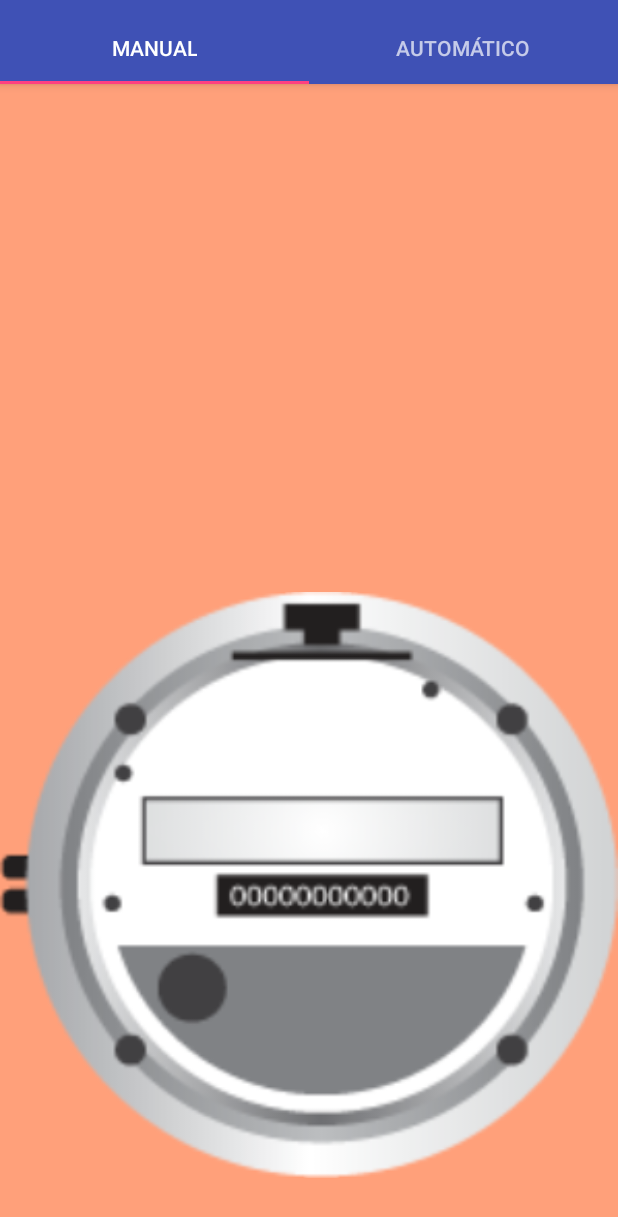
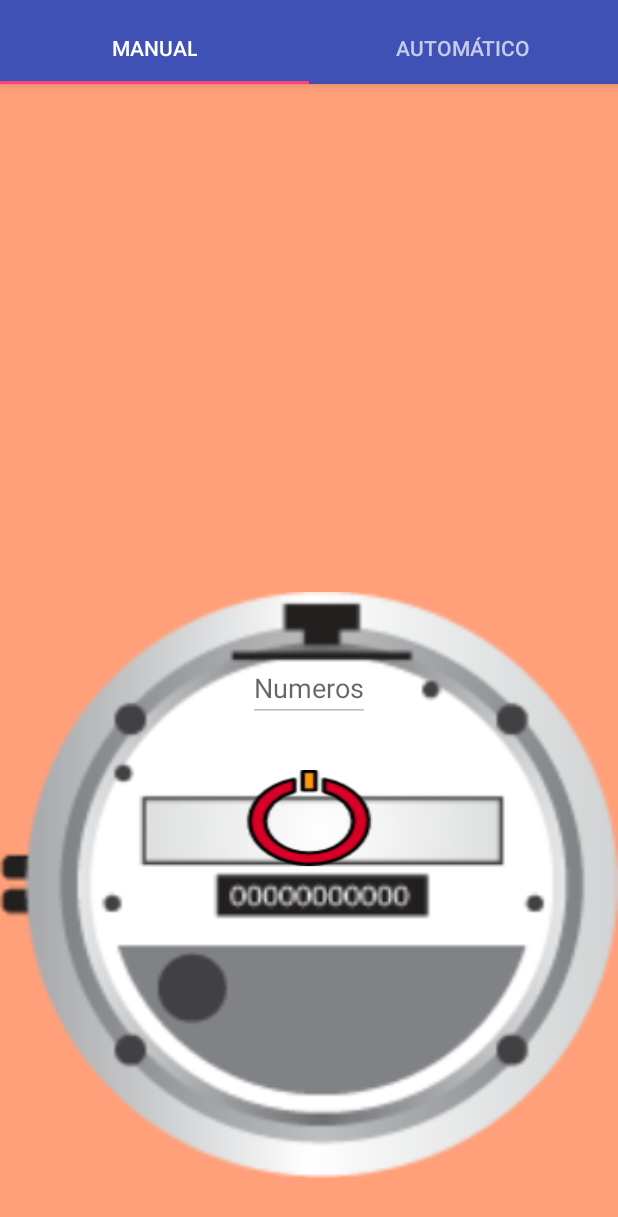
Before and after one commit to Hellogark/ControlDeAgua, an Android app: the screen it shows after launch (control), after a tap on an icon or button, on a phone screen of 412 x 824 dp. Shown: the top 1217 px of the screen. Run offline under Robolectric (Android 15) with nearby library versions, the phone set to English and light mode, and no system bars; libraries missing offline, so code that uses them is left out: com.michaelmuenzer.android.

Commit message:
Modificación de medidor he icono de manual, pero algo no me convence

```diff
--- a/app/src/main/java/com/example/edmol/webview/coloresItem.java
+++ b/app/src/main/java/com/example/edmol/webview/coloresItem.java
@@ -3,6 +3,7 @@ package com.example.edmol.webview;
 public class coloresItem {
     private String mColoresNombre;
     private int mColoresImg;
+    String fondoSeleccionado = "";
 
     public coloresItem(String coloresNombre, int coloresImg){
         mColoresNombre = coloresNombre;
--- a/app/src/main/java/com/example/edmol/webview/tab2Automatico.java
+++ b/app/src/main/java/com/example/edmol/webview/tab2Automatico.java
@@ -2,13 +2,16 @@ package com.example.edmol.webview;
 
 import android.app.Activity;
 import android.content.Intent;
+import android.opengl.Visibility;
 import android.os.Bundle;
 import android.support.v4.app.Fragment;
 import android.view.LayoutInflater;
 import android.view.View;
 import android.view.ViewGroup;
 import android.widget.Button;
+import android.widget.EditText;
 import android.widget.RadioButton;
+import android.widget.RadioGroup;
 import android.widget.RelativeLayout;
 import android.widget.TextView;
 
@@ -19,12 +22,38 @@ import org.w3c.dom.Text;
 public class tab2Automatico extends Fragment {
     RelativeLayout display2;
     String fondoActual;
+    RadioGroup medidas;
+    EditText litros, cubicos, galones;
 
     @Override
     public View onCreateView(LayoutInflater inflater, ViewGroup container, Bundle savedInstanceState) {
         View v = inflater.inflate(R.layout.tab2automatico, container, false);
         display2 = (RelativeLayout) v.findViewById(R.id.Fondo);
+        medidas = (RadioGroup) v.findViewById(R.id.rgMedidas);
+        litros = (EditText) v.findViewById(R.id.etLitros);
+        galones = (EditText) v.findViewById(R.id.etGalones);
+        cubicos = (EditText) v.findViewById(R.id.etCubicos);
         return v;
+
+        /*switch (medidas.getCheckedRadioButtonId()){
+            case R.id.rbLitros:
+                litros.setVisibility(View.VISIBLE);
+                galones.setVisibility(View.INVISIBLE);
+                cubicos.setVisibility(View.INVISIBLE);
+                break;
+
+            case R.id.rbGalones:
+                litros.setVisibility(View.INVISIBLE);
+                galones.setVisibility(View.VISIBLE);
+                cubicos.setVisibility(View.INVISIBLE);
+                break;
+
+            case R.id.rbCubicos:
+                litros.setVisibility(View.INVISIBLE);
+                galones.setVisibility(View.INVISIBLE);
+                cubicos.setVisibility(View.VISIBLE);
+                break;
+        }*/
     }
 
     @Override
--- a/app/src/main/res/layout/activity_control.xml
+++ b/app/src/main/res/layout/activity_control.xml
@@ -1,6 +1,5 @@
 <?xml version="1.0" encoding="utf-8"?>
-<android.support.design.widget.CoordinatorLayout
-    xmlns:android="http://schemas.android.com/apk/res/android"
+<android.support.design.widget.CoordinatorLayout xmlns:android="http://schemas.android.com/apk/res/android"
     xmlns:app="http://schemas.android.com/apk/res-auto"
     xmlns:tools="http://schemas.android.com/tools"
     android:id="@+id/Fondo"
@@ -51,10 +50,29 @@
         app:layout_behavior="@string/appbar_scrolling_view_behavior">
 
         <ImageView
+            android:id="@+id/imgMedidor"
             android:layout_width="match_parent"
             android:layout_height="match_parent"
-            android:src="@drawable/medidor"
-            android:id="@+id/imgMedidor"/>
+            android:src="@drawable/medidor" />
+
+        <ToggleButton
+            android:layout_width="wrap_content"
+            android:layout_height="wrap_content"
+            android:layout_centerHorizontal="true"
+            android:layout_marginTop="157dp"
+            android:background="@drawable/custom_manual"
+            android:text=""
+            android:textOff=""
+            android:textOn="" />
+
+        <EditText
+            android:layout_width="wrap_content"
+            android:layout_height="wrap_content"
+            android:layout_centerHorizontal="true"
+            android:layout_marginTop="80dp"
+            android:enabled="false"
+            android:hint="Numeros"
+            android:inputType="numberDecimal" />
 
         <ProgressBar
             android:id="@+id/pbProgreso"
@@ -62,16 +80,16 @@
             android:layout_width="match_parent"
             android:layout_height="wrap_content"
             android:layout_margin="30dp"
-            android:visibility="invisible"/>
+            android:visibility="invisible" />
 
         <TextView
             android:id="@+id/tvCargaCompleta"
             android:layout_width="wrap_content"
             android:layout_height="wrap_content"
-            android:text="Carga Completa"
             android:layout_below="@+id/pbProgreso"
             android:layout_centerHorizontal="true"
+            android:text="Carga Completa"
             android:textSize="24sp"
-            android:visibility="invisible"/>
+            android:visibility="invisible" />
     </RelativeLayout>
 </android.support.design.widget.CoordinatorLayout>
```
Also changed, not shown: app/src/main/java/com/example/edmol/webview/ajustes.java (+14 -0 lines), app/src/main/res/layout/activity_home.xml (+1 -14 lines), app/src/main/res/layout/tab2automatico.xml (+72 -20 lines), app/src/main/res/drawable/cursiva_estilo.png (deleted), app/src/main/res/drawable/grifo.png (deleted), app/src/main/res/drawable/manual.png (added), app/src/main/res/drawable/negrita_estilo.png (deleted), app/src/main/res/drawable/normal_estilo.png (deleted), app/src/main/res/drawable/problema.png (deleted).
